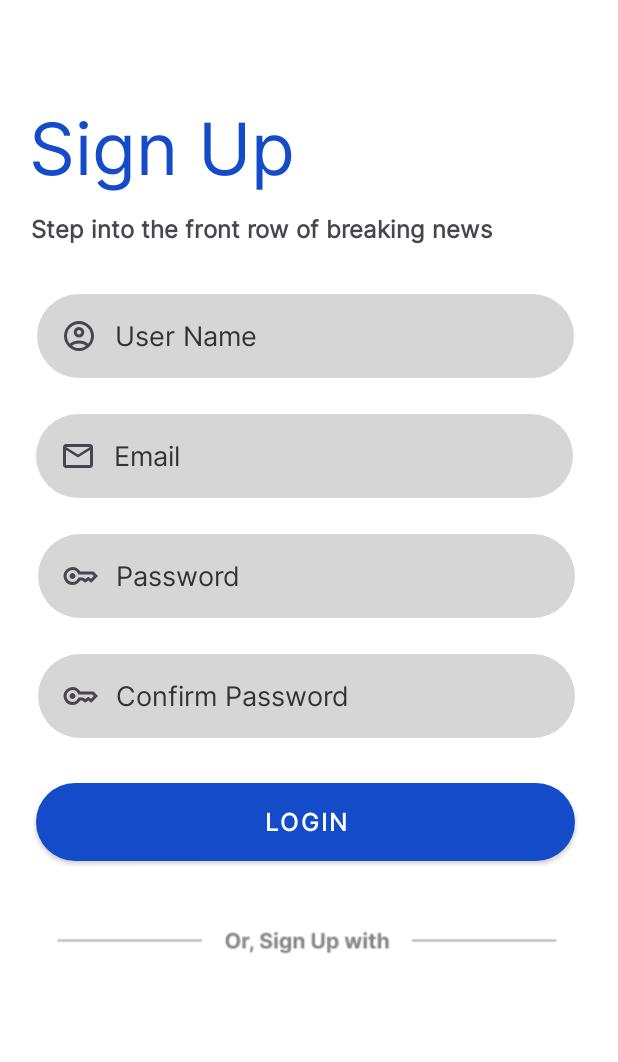
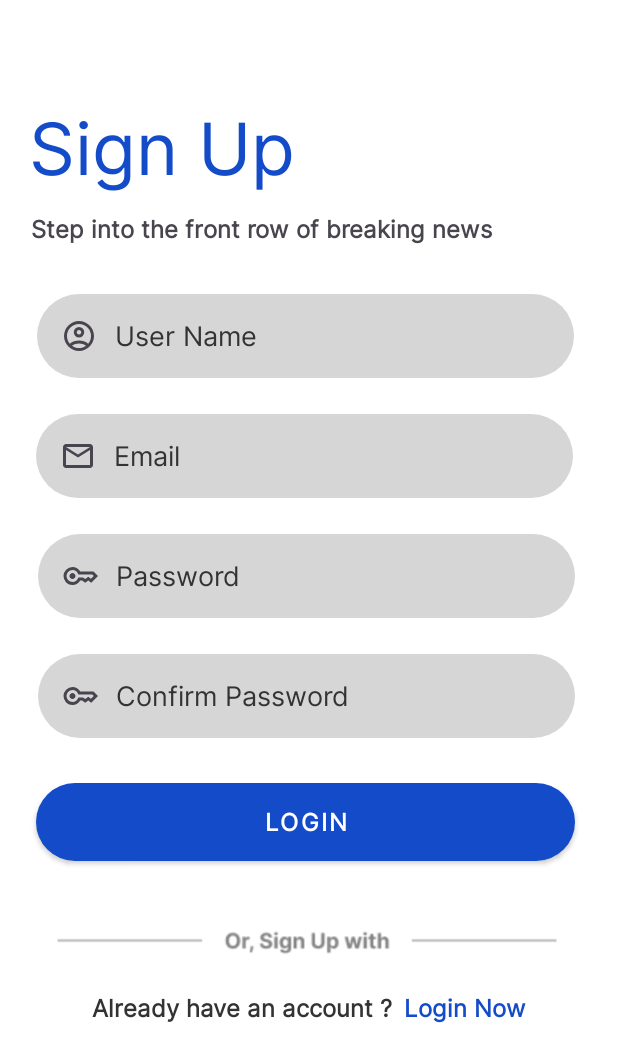
Before and after one commit to cycotechnolgies/JustinNews, an Android app: the layout activity_signup.xml on its own in the app's theme, with its tools: preview values and no code run, on a phone screen of 412 x 824 dp. Shown: the top 1062 px of the screen. Run offline under Robolectric (Android 15) with nearby library versions, the phone set to English and light mode, and no system bars.

Commit message:
signup screen already have account phrase and login text button

```diff
--- /dev/null
+++ b/app/src/main/res/font/roboto_font.xml
@@ -0,0 +1,7 @@
+<?xml version="1.0" encoding="utf-8"?>
+<font-family xmlns:android="http://schemas.android.com/apk/res/android">
+    <font
+        android:fontStyle="normal"
+        android:fontWeight="900"
+        android:font="@font/roboto_black" />
+</font-family>
--- a/app/src/main/res/layout/activity_signup.xml
+++ b/app/src/main/res/layout/activity_signup.xml
@@ -196,5 +196,41 @@
         app:layout_constraintTop_toBottomOf="@+id/imageView4"
         tools:ignore="MissingConstraints" />
 
+    <TextView
+        android:id="@+id/haveaccount"
+        android:layout_width="wrap_content"
+        android:layout_height="wrap_content"
+        android:layout_marginStart="64dp"
+        android:layout_marginTop="24dp"
+        android:layout_marginEnd="4dp"
+        android:layout_marginBottom="111dp"
+        android:text="@string/have_accont"
+        android:textColor="@color/colorOnBackground"
+        android:textSize="16sp"
+        android:textStyle="bold"
+        app:layout_constraintBottom_toBottomOf="parent"
+        app:layout_constraintEnd_toStartOf="@+id/loginnow"
+        app:layout_constraintStart_toStartOf="parent"
+        app:layout_constraintTop_toBottomOf="@+id/gsignupbtn"
+        app:layout_constraintVertical_bias="0.0" />
+
+    <TextView
+        android:id="@+id/loginnow"
+        android:layout_width="wrap_content"
+        android:layout_height="wrap_content"
+        android:layout_marginStart="4dp"
+        android:layout_marginTop="24dp"
+        android:layout_marginEnd="64dp"
+        android:layout_marginBottom="111dp"
+        android:text="@string/login_now"
+        android:textColor="@color/colorPrimary"
+        android:textSize="16sp"
+        android:textStyle="bold"
+        app:layout_constraintBottom_toBottomOf="parent"
+        app:layout_constraintEnd_toEndOf="parent"
+        app:layout_constraintStart_toEndOf="@+id/haveaccount"
+        app:layout_constraintTop_toBottomOf="@+id/gsignupbtn"
+        app:layout_constraintVertical_bias="0.0" />
+
 
 </androidx.constraintlayout.widget.ConstraintLayout>
```
